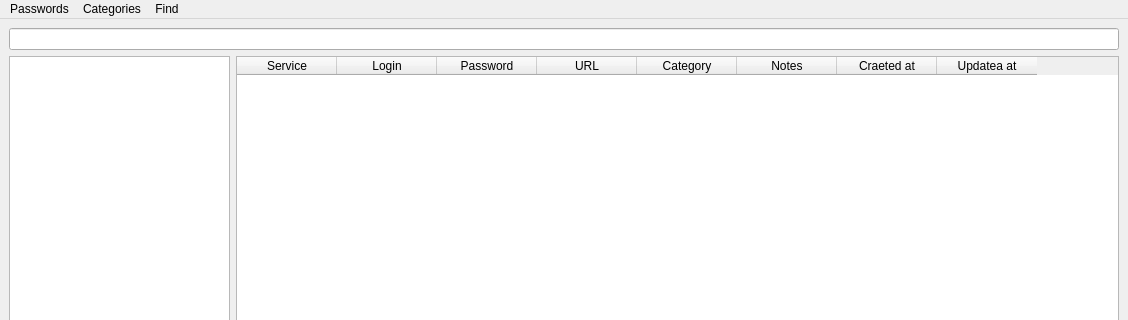
This is client_side/resources/ui/main_window.ui in Sk2can/Password-manager as Qt 5 draws it before an edit; both pictures show x 0 to 1128 and y 0 to 320 of the 1128 by 523 pixel window. The edited form follows.
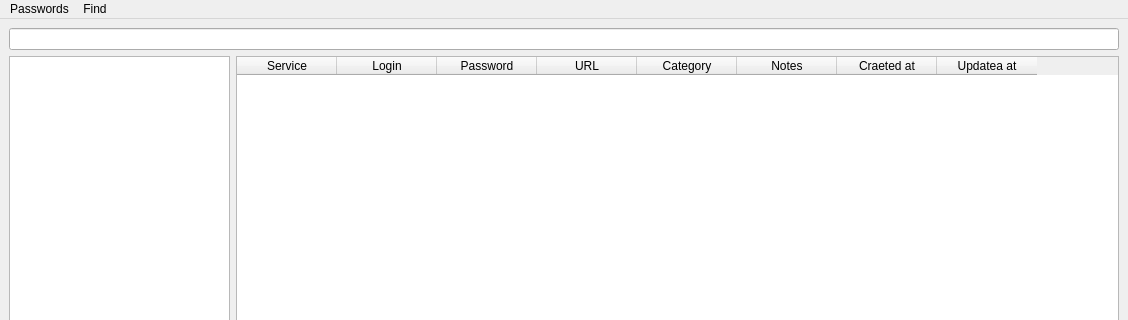
This is the edited form.

Diff of the .ui file:
```diff
--- a/client_side/resources/ui/main_window.ui
+++ b/client_side/resources/ui/main_window.ui
@@ -155,12 +155,6 @@
      <height>21</height>
     </rect>
    </property>
-   <widget class="QMenu" name="menuCategories">
-    <property name="title">
-     <string>Categories</string>
-    </property>
-    <addaction name="actionAdd_category"/>
-   </widget>
    <widget class="QMenu" name="menuFind">
     <property name="title">
      <string>Find</string>
@@ -173,7 +167,6 @@
     <addaction name="actionAdd_password_2"/>
    </widget>
    <addaction name="menuAdd_password"/>
-   <addaction name="menuCategories"/>
    <addaction name="menuFind"/>
   </widget>
   <action name="actionAdd_password">
```
